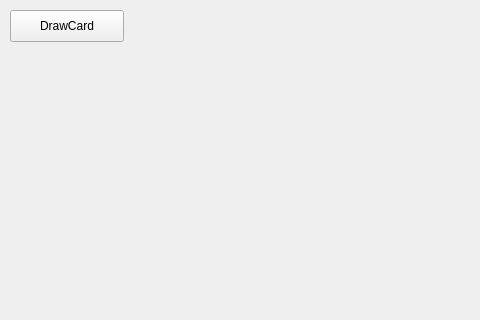
Old version of the form view/gui/src/mainwindow.ui in the repository Saradoc62/clashOfScrums; both pictures show x 0 to 480 and y 0 to 320 of the 800 by 600 pixel window.
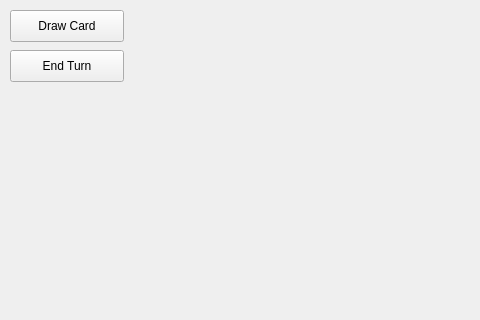
New version of the form.

Commit message: implement playCard in Gui mode

```diff
--- a/view/gui/src/mainwindow.ui
+++ b/view/gui/src/mainwindow.ui
@@ -24,7 +24,20 @@
      </rect>
     </property>
     <property name="text">
-     <string>DrawCard</string>
+     <string>Draw Card</string>
+    </property>
+   </widget>
+   <widget class="QPushButton" name="endTurnButton">
+    <property name="geometry">
+     <rect>
+      <x>10</x>
+      <y>50</y>
+      <width>114</width>
+      <height>32</height>
+     </rect>
+    </property>
+    <property name="text">
+     <string>End Turn</string>
     </property>
    </widget>
   </widget>
```
The commit also changes 12 other files.
